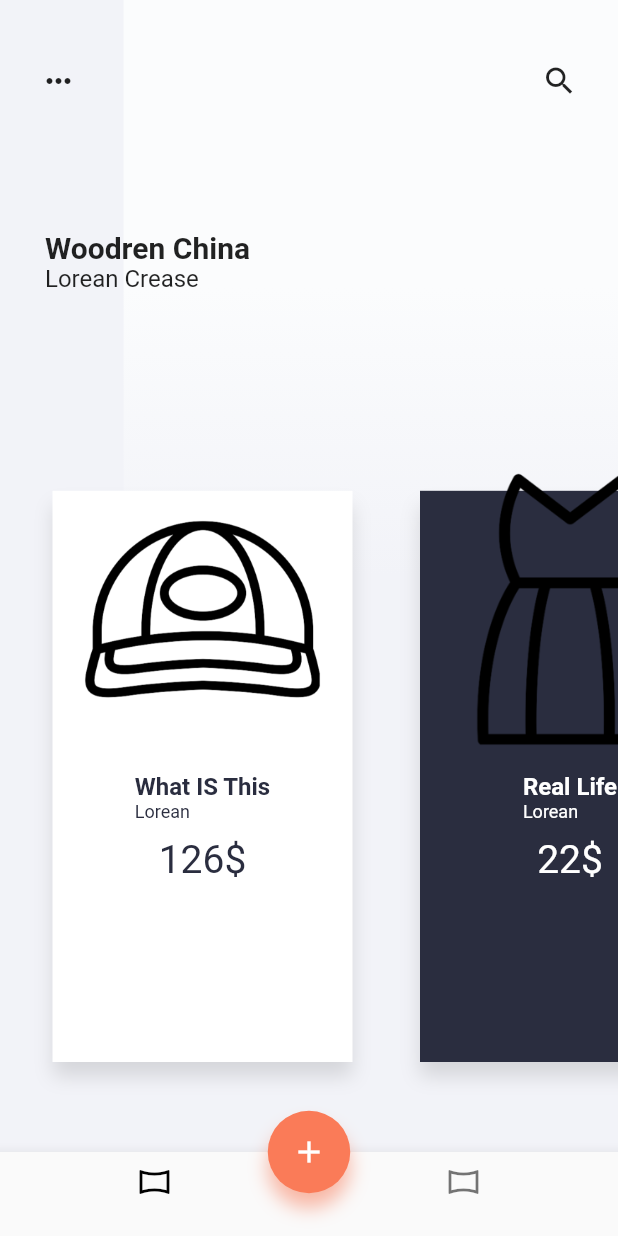
After one commit to QDMarkMan/flutter_shop_app, a Flutter app: the ShoppintUiPage screen opened directly, on a phone screen of 412 x 824 dp. The commit adds this screen. Run offline on Flutter 3.47's test engine with Material 2 defaults, Android fonts, the phone set to English and light mode, and no system bars; our stand-ins replace carousel_pro, dio, flutter_screenutil, flutter_spinkit, fluttertoast, shared_preferences; missing offline and left inert: amap_base, fluttery_seekbar; accounts and stored records are empty; Roboto replaces fonts that are missing (Montserrat-Bold).

Commit message:
新增shoppingUI

```diff
--- /dev/null
+++ b/lib/pages/shoppingUI/data.dart
@@ -0,0 +1,22 @@
+// 数据部分
+/// 图片列表
+List<String> images = [
+  "images/cats/001.png",
+  "images/cats/002.png",
+  "images/cats/003.png",
+  "images/cats/004.png",
+];
+// 标题部分
+List<String> titles = [
+  "What IS This",
+  "Real Life",
+  "Show Me The World",
+  "This Is Flutter"
+];
+
+List<String> prices = [
+  "126",
+  "22",
+  "77",
+  "98"
+];
--- /dev/null
+++ b/lib/pages/shoppingUI/shopping.dart
@@ -0,0 +1,217 @@
+import 'package:flutter/material.dart';
+import 'data.dart';
+
+class ShoppintUiPage extends StatefulWidget {
+  @override
+  _ShoppintUiPageState createState() => _ShoppintUiPageState();
+}
+
+class _ShoppintUiPageState extends State<ShoppintUiPage> {
+
+  int _currnetIndex = 0;
+
+  @override
+  Widget build(BuildContext context) {
+    return Scaffold(
+      backgroundColor: Color(0xFFf2f3f8),
+      body: AppPage(),
+      bottomNavigationBar: BottomNavigationBar(
+        fixedColor: Colors.black,
+        currentIndex: _currnetIndex,
+        onTap: (index) {
+          setState(() {
+            _currnetIndex = index;
+          });
+        },
+        items: [
+          BottomNavigationBarItem(
+            icon: Icon(Icons.panorama_horizontal),
+            title: Container(height: 0,)
+          ),
+          BottomNavigationBarItem(
+            icon: Icon(Icons.panorama_horizontal),
+            title: Container(height: 0,)
+          )
+        ],
+      ),
+      floatingActionButton: Container(
+        height: 55,
+        width: 55,
+        decoration: BoxDecoration(
+          color: Color(0xFFfa7b58),
+          shape: BoxShape.circle,
+          boxShadow: [
+            BoxShadow(
+              color: Color(0xFFf78a6c).withOpacity(.6),
+              offset: Offset(0, 10),
+              blurRadius: 10
+            )
+          ]
+        ),
+        child: RawMaterialButton(
+          shape: CircleBorder(),
+          child: Icon(Icons.add, color: Colors.white,),
+          onPressed: () {},
+        ),
+      ),
+      // 移动fab 还有这种操作
+      floatingActionButtonLocation: FloatingActionButtonLocation.centerDocked,
+    );
+  }
+}
+
+// App 部分
+class AppPage extends StatefulWidget {
+  @override
+  _AppPageState createState() => _AppPageState();
+}
+
+class _AppPageState extends State<AppPage> {
+
+  /// 生成渐变背景
+  ///
+  Widget _buildGradientContainer (double width, double height) {
+    return Align(
+      alignment: Alignment.topRight,
+      child: Container(
+        width: width * .8,
+        height: height / 2,
+        decoration: BoxDecoration(
+          gradient: LinearGradient(
+            colors: [
+              Color(0xFFfbfcfd),
+              Color(0xFFf2f3f8)
+            ],
+            begin: Alignment.topCenter,
+            end: Alignment.bottomCenter,
+            stops: [0.5, 1.0]
+          )
+        ),
+      ),
+    );
+  }
+
+
+  /// 生成标题
+  Widget _buildTitle (double height) => Positioned(
+    top: height * .2,
+    left: 30,
+    child: Column(
+      crossAxisAlignment: CrossAxisAlignment.start,
+      children: <Widget>[
+        Text("Woodren China", style: TextStyle(fontSize: 20, fontFamily: "Montserrat-Bold", fontWeight: FontWeight.bold)),
+        Text("Lorean Crease", style: TextStyle(fontSize: 16, fontFamily: "Montserrat-Bold"))
+      ],
+    ),
+  );
+
+  @override
+  Widget build(BuildContext context) {
+    // 一个可以返回一个根据父view 的size 创建的view 的方法
+    return LayoutBuilder(
+      builder: (context, constraints){
+        var width = constraints.maxWidth;
+        var height = constraints.maxHeight;
+
+        return Stack(
+          fit: StackFit.expand,
+          children: <Widget>[
+            // 渐变色背景栏
+            _buildGradientContainer(width, height),
+            // 自定义appbar
+            TopAppBar(),
+            //title
+            _buildTitle(height),
+            // 内容
+            Align(
+              alignment: Alignment.bottomCenter,
+              child: SizedBox(
+                height: height * .6,
+                child: ListView.builder(
+                  itemCount: images.length,
+                  scrollDirection: Axis.horizontal,
+                  physics: BouncingScrollPhysics(),
+                  itemBuilder: (context, index) {
+                    return Padding(
+                      padding: EdgeInsets.only(left: 35, bottom: 60, right: 10),
+                      child: SizedBox(
+                        width: 200,
+                        child: Stack(
+                          fit: StackFit.expand,
+                          children: <Widget>[
+                            Padding(
+                              padding: EdgeInsets.only(top: 20),
+                              child: Container(
+                                decoration: BoxDecoration(
+                                  color: (index % 2 == 0) ? Colors.white: Color(0xFF2a2d3f),
+                                  boxShadow: [
+                                    BoxShadow(
+                                      color: Colors.black12,
+                                      offset: Offset(0, 10),
+                                      blurRadius: 10
+                                    )
+                                  ]
+                                ),
+                              ),
+                            ),
+                            Column(
+                              crossAxisAlignment: CrossAxisAlignment.center,
+                              children: <Widget>[
+                                Image.asset(images[index], width: 172, height: 198,),
+                                SizedBox(
+                                  height: 10,
+                                ),
+                                Column(
+                                  crossAxisAlignment: CrossAxisAlignment.start,
+                                  children: <Widget>[
+                                    Text(titles[index], style: TextStyle(fontSize: 16, color: (index % 2 == 0) ? Color(0xFF2a2d3f) : Colors.white, fontFamily: "Montserrat-Bold", fontWeight: FontWeight.bold)),
+                                    Text("Lorean", style: TextStyle(fontSize: 12, color: (index % 2 == 0) ? Color(0xFF2a2d3f) : Colors.white, fontFamily: "Montserrat-Bold"))
+                                  ],
+                                ),
+                                SizedBox(height: 10),
+                                Text(prices[index] + "\$", style: TextStyle(fontSize: 26,color: (index % 2 == 0) ? Color(0xFF2a2d3f) : Colors.white, fontFamily: "Montserrat-Bold"))
+                              ],
+                            )
+                          ],
+                        ),
+                      ),
+                    );
+                  },
+                ),
+              ),
+            )
+          ],
+        );
+      },
+    );
+  }
+}
+
+// 顶部appbar
+class TopAppBar extends StatelessWidget {
+  @override
+  Widget build(BuildContext context) {
+    return Positioned(
+      top: 30,
+      left: 15,
+      right: 15,
+      child: Row(
+        mainAxisAlignment: MainAxisAlignment.spaceBetween,
+        children: <Widget>[
+          IconButton(
+            icon: Icon(Icons.more_horiz),
+            onPressed: () {
+
+            },
+          ),
+          IconButton(
+            icon: Icon(Icons.search),
+            onPressed: () {
+
+            },
+          )
+        ],
+      ),
+    );
+  }
+}
--- a/lib/widgets/nav_drawer.dart
+++ b/lib/widgets/nav_drawer.dart
@@ -10,6 +10,7 @@ import 'package:shop_app/pages/music_view.dart';
 import 'package:shop_app/pages/animate_page.dart';
 import 'package:shop_app/pages/login_ui2.dart';
 import 'package:shop_app/pages/card_page.dart';
+import 'package:shop_app/pages/shoppingUI/shopping.dart';
 
 class NavDrawer extends StatelessWidget {
   @override
@@ -91,6 +92,12 @@ class NavDrawer extends StatelessWidget {
             },
           ),
           InkWell(
+            child: ListTile(title: Text('ShoppingUI'), leading: Icon(Icons.shop, color: Theme.of(context).primaryColor,)),
+            onTap: () {
+                _jumpPage(ShoppintUiPage());
+            },
+          ),
+          InkWell(
             child: ListTile(title: Text('AndroidView'), leading: Icon(Icons.map, color: Theme.of(context).primaryColor,)),
             onTap: () {
                 _jumpPage(AndroidPage());
```
